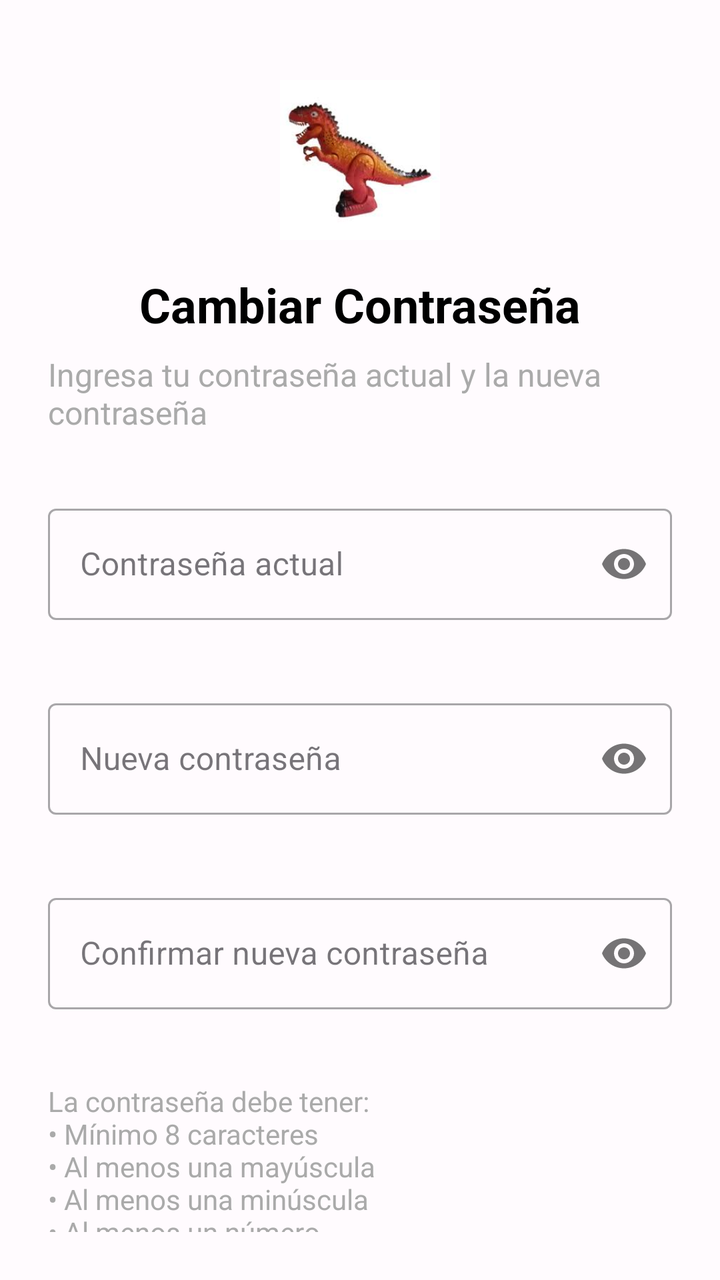
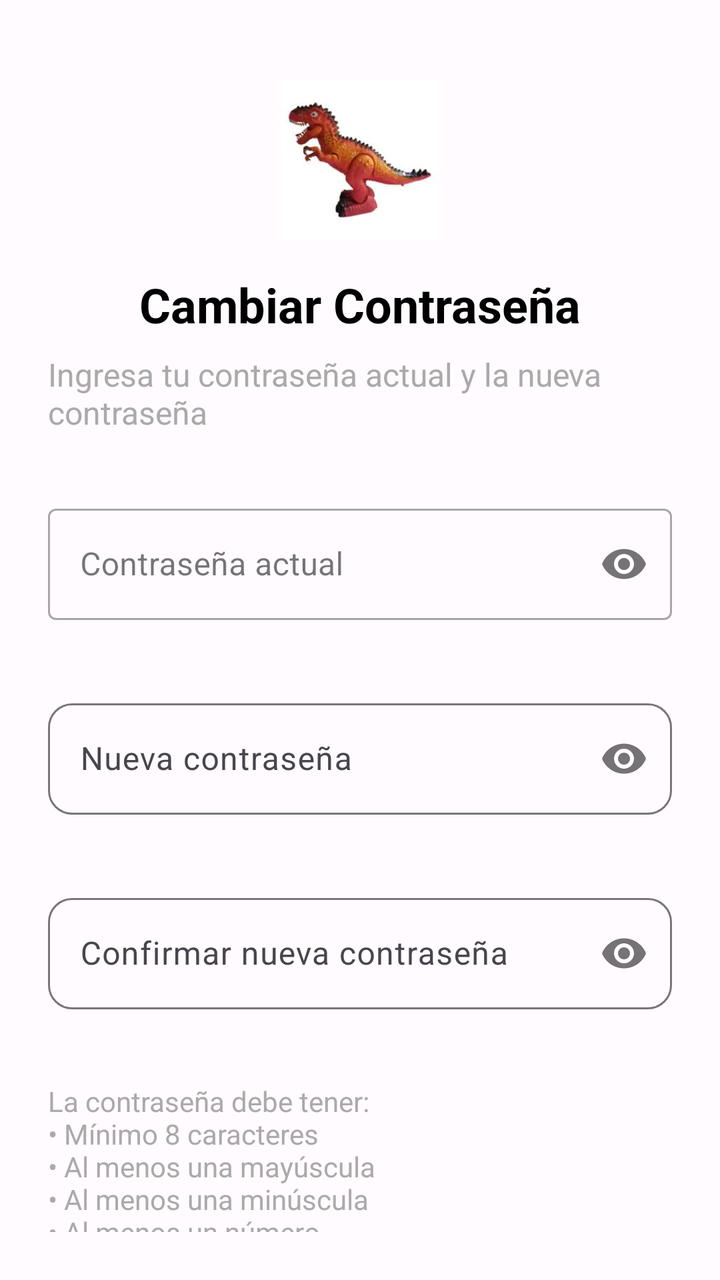

The first picture is an Android layout as it rendered before a commit; the second is the same layout after the commit. The layout source and the unified diff follow.
<!-- AndroidManifest.xml: activity theme Theme.SkinCare_TFM -->
<!-- res/layout/activity_password_change.xml -->
<?xml version="1.0" encoding="utf-8"?>
<androidx.constraintlayout.widget.ConstraintLayout xmlns:android="http://schemas.android.com/apk/res/android"
    xmlns:app="http://schemas.android.com/apk/res-auto"
    xmlns:tools="http://schemas.android.com/tools"
    android:layout_width="match_parent"
    android:layout_height="match_parent"
    android:padding="24dp"
    tools:context=".account.PasswordChangeActivity">

    
    <ImageView
        android:id="@+id/logoImageView"
        android:layout_width="80dp"
        android:layout_height="80dp"
        android:layout_marginTop="16dp"
        android:src="@drawable/dinosaur"
        app:layout_constraintEnd_toEndOf="parent"
        app:layout_constraintStart_toStartOf="parent"
        app:layout_constraintTop_toTopOf="parent" />

    <TextView
        android:id="@+id/titleTextView"
        android:layout_width="wrap_content"
        android:layout_height="wrap_content"
        android:layout_marginTop="16dp"
        android:text="Cambiar Contraseña"
        android:textColor="@android:color/black"
        android:textSize="24sp"
        android:textStyle="bold"
        app:layout_constraintEnd_toEndOf="parent"
        app:layout_constraintStart_toStartOf="parent"
        app:layout_constraintTop_toBottomOf="@id/logoImageView" />

    <TextView
        android:id="@+id/subtitleTextView"
        android:layout_width="wrap_content"
        android:layout_height="wrap_content"
        android:layout_marginTop="8dp"
        android:text="Ingresa tu contraseña actual y la nueva contraseña"
        android:textColor="@android:color/darker_gray"
        android:textSize="16sp"
        app:layout_constraintEnd_toEndOf="parent"
        app:layout_constraintStart_toStartOf="parent"
        app:layout_constraintTop_toBottomOf="@id/titleTextView" />

    
    <LinearLayout
        android:id="@+id/formContainer"
        android:layout_width="0dp"
        android:layout_height="wrap_content"
        android:layout_marginTop="32dp"
        android:orientation="vertical"
        app:layout_constraintEnd_toEndOf="parent"
        app:layout_constraintStart_toStartOf="parent"
        app:layout_constraintTop_toBottomOf="@id/subtitleTextView">

        
        <com.google.android.material.textfield.TextInputLayout
            android:id="@+id/currentPasswordLayout"
            style="@style/Widget.MaterialComponents.TextInputLayout.OutlinedBox"
            android:layout_width="match_parent"
            android:layout_height="wrap_content"
            android:layout_marginBottom="16dp"
            android:hint="Contraseña actual"
            app:passwordToggleEnabled="true"
            app:errorEnabled="true">

            <com.google.android.material.textfield.TextInputEditText
                android:id="@+id/currentPasswordEditText"
                android:layout_width="match_parent"
                android:layout_height="wrap_content"
                android:inputType="textPassword" />
        </com.google.android.material.textfield.TextInputLayout>

        
        <com.google.android.material.textfield.TextInputLayout
            android:id="@+id/newPasswordLayout"
            style="@style/Widget.MaterialComponents.TextInputLayout.OutlinedBox"
            android:layout_width="match_parent"
            android:layout_height="wrap_content"
            android:layout_marginBottom="16dp"
            android:hint="Nueva contraseña"
            app:passwordToggleEnabled="true"
            app:errorEnabled="true">

            <com.google.android.material.textfield.TextInputEditText
                android:id="@+id/newPasswordEditText"
                android:layout_width="match_parent"
                android:layout_height="wrap_content"
                android:inputType="textPassword" />
        </com.google.android.material.textfield.TextInputLayout>

        
        <com.google.android.material.textfield.TextInputLayout
            android:id="@+id/confirmPasswordLayout"
            style="@style/Widget.MaterialComponents.TextInputLayout.OutlinedBox"
            android:layout_width="match_parent"
            android:layout_height="wrap_content"
            android:layout_marginBottom="16dp"
            android:hint="Confirmar nueva contraseña"
            app:passwordToggleEnabled="true"
            app:errorEnabled="true">

            <com.google.android.material.textfield.TextInputEditText
                android:id="@+id/confirmPasswordEditText"
                android:layout_width="match_parent"
                android:layout_height="wrap_content"
                android:inputType="textPassword" />
        </com.google.android.material.textfield.TextInputLayout>

        
        <TextView
            android:id="@+id/passwordRequirementsTextView"
            android:layout_width="match_parent"
            android:layout_height="wrap_content"
            android:layout_marginBottom="24dp"
            android:text="La contraseña debe tener:\n• Mínimo 8 caracteres\n• Al menos una mayúscula\n• Al menos una minúscula\n• Al menos un número"
            android:textColor="@android:color/darker_gray"
            android:textSize="14sp" />

    </LinearLayout>

    
    <LinearLayout
        android:id="@+id/buttonContainer"
        android:layout_width="0dp"
        android:layout_height="wrap_content"
        android:layout_marginTop="16dp"
        android:orientation="vertical"
        app:layout_constraintEnd_toEndOf="parent"
        app:layout_constraintStart_toStartOf="parent"
        app:layout_constraintTop_toBottomOf="@id/formContainer">

        <com.google.android.material.button.MaterialButton
            android:id="@+id/changePasswordButton"
            android:layout_width="match_parent"
            android:layout_height="wrap_content"
            android:layout_marginBottom="12dp"
            android:backgroundTint="@android:color/holo_red_dark"
            android:text="CAMBIAR CONTRASEÑA"
            android:textColor="@android:color/white" />

        <com.google.android.material.button.MaterialButton
            android:id="@+id/cancelButton"
            style="@style/Widget.MaterialComponents.Button.TextButton"
            android:layout_width="match_parent"
            android:layout_height="wrap_content"
            android:text="CANCELAR"
            android:textColor="@android:color/darker_gray" />

    </LinearLayout>

    
    <ProgressBar
        android:id="@+id/loadingProgressBar"
        android:layout_width="wrap_content"
        android:layout_height="wrap_content"
        android:visibility="gone"
        app:layout_constraintBottom_toBottomOf="parent"
        app:layout_constraintEnd_toEndOf="parent"
        app:layout_constraintStart_toStartOf="parent"
        app:layout_constraintTop_toTopOf="parent" />

    
    <View
        android:id="@+id/loadingOverlay"
        android:layout_width="0dp"
        android:layout_height="0dp"
        android:background="@color/processing_overlay_background"
        android:visibility="gone"
        app:layout_constraintBottom_toBottomOf="parent"
        app:layout_constraintEnd_toEndOf="parent"
        app:layout_constraintStart_toStartOf="parent"
        app:layout_constraintTop_toTopOf="parent" />

</androidx.constraintlayout.widget.ConstraintLayout>
<!-- resources referenced by this layout -->
<resources>
  <color name="processing_overlay_background">#80000000</color>
  <style name="Theme.SkinCare_TFM" parent="Base.Theme.SkinCare_TFM" />
  <color name="md3_primary_light">#6750A4</color>
  <color name="md3_on_primary_light">#FFFFFF</color>
  <color name="md3_primary_container_light">#EADDFF</color>
  <color name="md3_on_primary_container_light">#21005D</color>
  <color name="md3_secondary_light">#625B71</color>
  <color name="md3_on_secondary_light">#FFFFFF</color>
  <color name="md3_secondary_container_light">#E8DEF8</color>
  <color name="md3_on_secondary_container_light">#1D192B</color>
  <color name="md3_tertiary_light">#7D5260</color>
  <color name="md3_on_tertiary_light">#FFFFFF</color>
  <color name="md3_tertiary_container_light">#FFD8E4</color>
  <color name="md3_on_tertiary_container_light">#31111D</color>
  <color name="md3_error_light">#BA1A1A</color>
  <color name="md3_on_error_light">#FFFFFF</color>
  <color name="md3_error_container_light">#FFDAD6</color>
  <color name="md3_on_error_container_light">#410002</color>
  <color name="md3_background_light">#FFFBFE</color>
  <color name="md3_on_background_light">#1C1B1F</color>
  <color name="md3_surface_light">#FFFBFE</color>
  <color name="md3_on_surface_light">#1C1B1F</color>
  <color name="md3_surface_variant_light">#E7E0EC</color>
  <color name="md3_on_surface_variant_light">#49454F</color>
  <color name="md3_outline_light">#79747E</color>
  <color name="md3_outline_variant_light">#CAC4D0</color>
  <!-- unchanged entries left out for length: 2 -->
</resources>

<!-- the commit's change to res/layout/activity_password_change.xml (unified diff, before → after) -->
@@ -75,7 +75,7 @@
         
         <com.google.android.material.textfield.TextInputLayout
             android:id="@+id/newPasswordLayout"
-            style="@style/Widget.MaterialComponents.TextInputLayout.OutlinedBox"
+            style="@style/Widget.SkinCare_TFM.TextInputLayout"
             android:layout_width="match_parent"
             android:layout_height="wrap_content"
             android:layout_marginBottom="16dp"
@@ -93,7 +93,7 @@
         
         <com.google.android.material.textfield.TextInputLayout
             android:id="@+id/confirmPasswordLayout"
-            style="@style/Widget.MaterialComponents.TextInputLayout.OutlinedBox"
+            style="@style/Widget.SkinCare_TFM.TextInputLayout"
             android:layout_width="match_parent"
             android:layout_height="wrap_content"
             android:layout_marginBottom="16dp"
@@ -136,9 +136,9 @@
             android:layout_width="match_parent"
             android:layout_height="wrap_content"
             android:layout_marginBottom="12dp"
-            android:backgroundTint="@android:color/holo_red_dark"
+            android:backgroundTint="?attr/colorError"
             android:text="CAMBIAR CONTRASEÑA"
-            android:textColor="@android:color/white" />
+            android:textColor="?attr/colorOnError" />
 
         <com.google.android.material.button.MaterialButton
             android:id="@+id/cancelButton"
@@ -146,16 +146,19 @@
             android:layout_width="match_parent"
             android:layout_height="wrap_content"
             android:text="CANCELAR"
-            android:textColor="@android:color/darker_gray" />
+            android:textColor="?attr/colorOnSurfaceVariant" />
 
     </LinearLayout>
 
     
-    <ProgressBar
+    <com.google.android.material.progressindicator.CircularProgressIndicator
         android:id="@+id/loadingProgressBar"
         android:layout_width="wrap_content"
         android:layout_height="wrap_content"
+        android:indeterminate="true"
         android:visibility="gone"
+        app:indicatorColor="?attr/colorPrimary"
+        app:trackColor="?attr/colorSurfaceVariant"
         app:layout_constraintBottom_toBottomOf="parent"
         app:layout_constraintEnd_toEndOf="parent"
         app:layout_constraintStart_toStartOf="parent"
@@ -166,7 +169,7 @@
         android:id="@+id/loadingOverlay"
         android:layout_width="0dp"
         android:layout_height="0dp"
-        android:background="@color/processing_overlay_background"
+        android:background="?attr/colorSurfaceVariant"
         android:visibility="gone"
         app:layout_constraintBottom_toBottomOf="parent"
         app:layout_constraintEnd_toEndOf="parent"
<!-- resource entries referenced after the edit -->
@@ -1,6 +1,11 @@
 <!-- resources referenced by this layout -->
 <resources>
-  <color name="processing_overlay_background">#80000000</color>
+  <style name="Widget.SkinCare_TFM.TextInputLayout" parent="Widget.Material3.TextInputLayout.OutlinedBox">
+          <item name="boxCornerRadiusTopStart">12dp</item>
+          <item name="boxCornerRadiusTopEnd">12dp</item>
+          <item name="boxCornerRadiusBottomStart">12dp</item>
+          <item name="boxCornerRadiusBottomEnd">12dp</item>
+      </style>
   <style name="Theme.SkinCare_TFM" parent="Base.Theme.SkinCare_TFM" />
   <color name="md3_primary_light">#6750A4</color>
   <color name="md3_on_primary_light">#FFFFFF</color>
